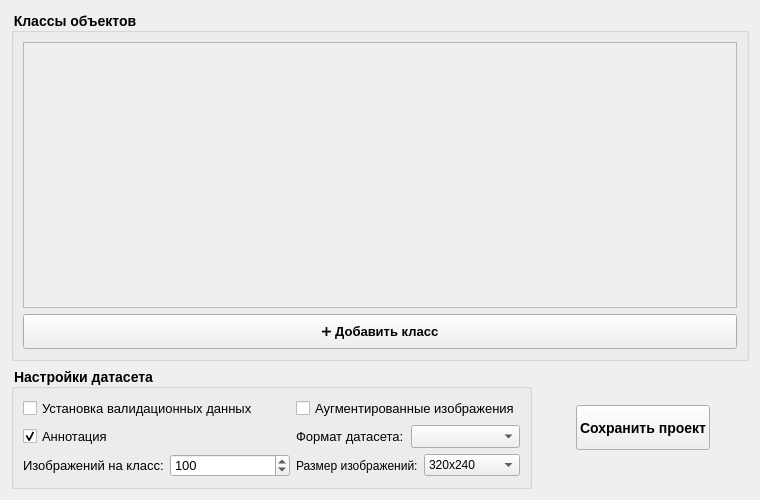
Above: src/interface_module/uis/tabs/project_tab.ui from b1t0nese/MacLearn before the change. Below: the same form after it.
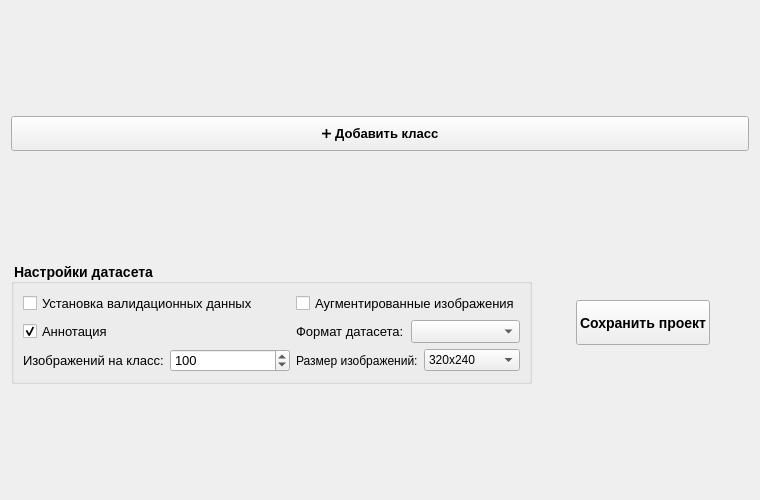
That is the form after the change.

The edit to the form file:
```diff
--- a/src/interface_module/uis/tabs/project_tab.ui
+++ b/src/interface_module/uis/tabs/project_tab.ui
@@ -12,39 +12,6 @@
   </property>
   <layout class="QVBoxLayout" name="verticalLayout_2">
    <item>
-    <widget class="QGroupBox" name="classes_group">
-     <property name="styleSheet">
-      <string notr="true">QGroupBox { font-size: 14px; font-weight: bold; }</string>
-     </property>
-     <property name="title">
-      <string>Классы объектов</string>
-     </property>
-     <layout class="QVBoxLayout" name="verticalLayout_3">
-      <item>
-       <widget class="QScrollArea" name="classes_scroll_area">
-        <property name="verticalScrollBarPolicy">
-         <enum>Qt::ScrollBarAsNeeded</enum>
-        </property>
-        <property name="horizontalScrollBarPolicy">
-         <enum>Qt::ScrollBarAsNeeded</enum>
-        </property>
-        <property name="widgetResizable">
-         <bool>true</bool>
-        </property>
-        <widget class="QWidget" name="classes_scroll_content">
-         <property name="geometry">
-          <rect>
-           <x>0</x>
-           <y>0</y>
-           <width>720</width>
-           <height>279</height>
-          </rect>
-         </property>
-         <layout class="QVBoxLayout" name="classes_vertical_layout"/>
-        </widget>
-       </widget>
-      </item>
-      <item>
        <widget class="QPushButton" name="btn_add_class">
         <property name="minimumSize">
          <size>
@@ -58,9 +25,6 @@
         <property name="text">
          <string>➕ Добавить класс</string>
         </property>
-       </widget>
-      </item>
-     </layout>
     </widget>
    </item>
    <item>
```
Lines whose indentation alone changed are shown as unchanged.
